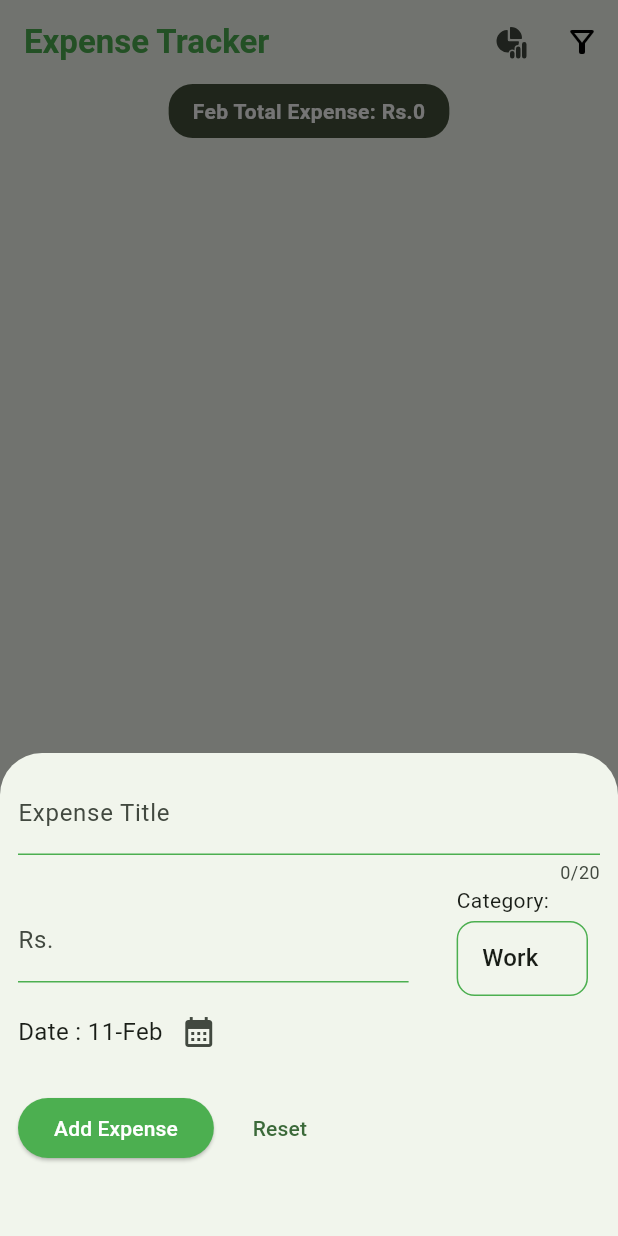
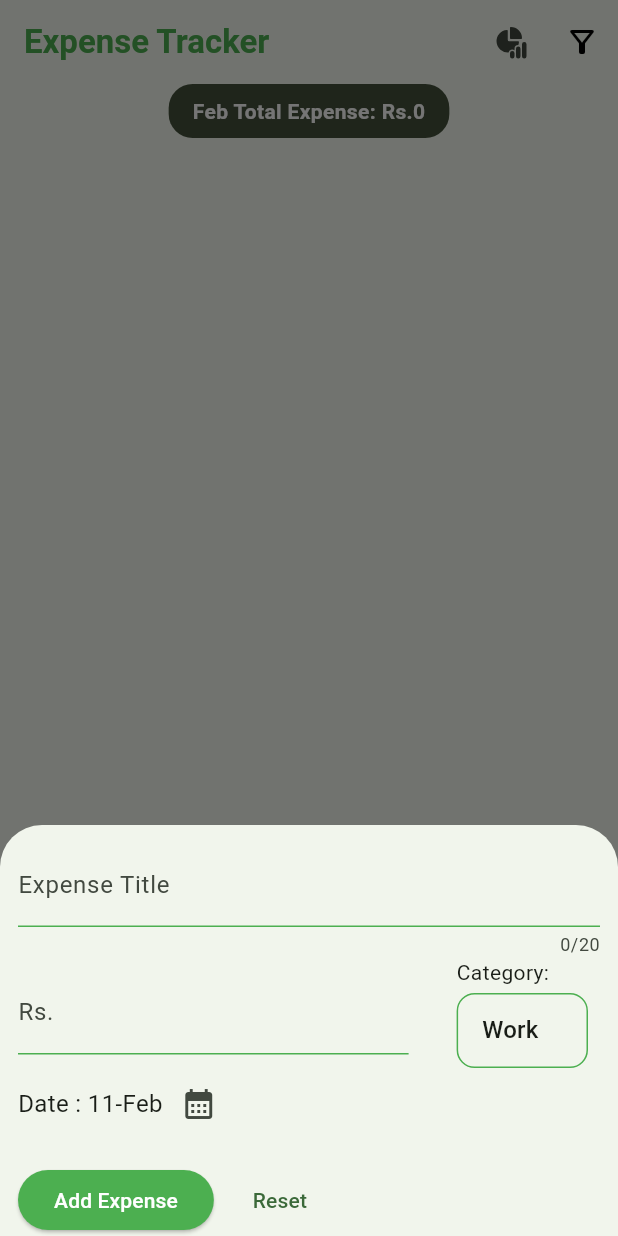
Before and after one commit to developersanjogbanthiya/expense_tracker, a Flutter app: the screen it shows after launch, after a tap on the "add" icon, on a phone screen of 412 x 824 dp. Run offline on Flutter 3.47's test engine with Material 3 defaults, Android fonts, the phone set to English and light mode, and no system bars; our stand-ins replace calendar_date_picker2, fl_chart, fluentui_system_icons, gap, hive, hive_flutter; accounts and stored records are empty.

Commit message:
code cleanup

```diff
--- a/lib/screens/filter_screen.dart
+++ b/lib/screens/filter_screen.dart
@@ -60,7 +60,8 @@ class FilterScreen extends StatelessWidget {
           ),
         ],
       ),
-      body: Padding(
+      body: SafeArea(
+        child: Padding(
           padding: const EdgeInsets.all(12.0),
           child: Column(
             children: [
@@ -205,6 +206,7 @@ class FilterScreen extends StatelessWidget {
             ],
           ),
         ),
+      ),
     );
   }
 }
--- a/lib/screens/front_screen.dart
+++ b/lib/screens/front_screen.dart
@@ -16,6 +16,7 @@ class FrontScreen extends StatelessWidget {
   Widget build(BuildContext context) {
     final expenseProvider = Provider.of<ExpenseProvider>(context, listen: false);
     return Scaffold(
+      resizeToAvoidBottomInset: false,
       appBar: AppBar(
         title: Text(
           'Expense Tracker',
@@ -68,6 +69,8 @@ class FrontScreen extends StatelessWidget {
       floatingActionButton: FloatingActionButton(
         onPressed: () {
           showModalBottomSheet(
+              isScrollControlled: true,
+              enableDrag: true,
               context: context,
               builder: (builder) {
                 return NewExpense();
--- a/lib/screens/new_expense.dart
+++ b/lib/screens/new_expense.dart
@@ -3,13 +3,17 @@ import 'package:expense_trackee/providers/expense_provider.dart';
 import 'package:flutter/material.dart';
 import 'package:flutter/services.dart';
 import 'package:gap/gap.dart';
-import 'package:hive_flutter/hive_flutter.dart';
 import 'package:intl/intl.dart';
 import 'package:provider/provider.dart';
 
-class NewExpense extends StatelessWidget {
-  NewExpense({super.key});
+class NewExpense extends StatefulWidget {
+  const NewExpense({super.key});
 
+  @override
+  State<NewExpense> createState() => _NewExpenseState();
+}
+
+class _NewExpenseState extends State<NewExpense> {
   final _formKey = GlobalKey<FormState>();
 
   final TextEditingController titleController = TextEditingController();
@@ -17,9 +21,9 @@ class NewExpense extends StatelessWidget {
   final TextEditingController expenseController = TextEditingController();
 
   final ValueNotifier<DateTime> _date = ValueNotifier<DateTime>(DateTime.now());
+
   DateTime? selectedDate;
-  @override
-  Widget build(BuildContext context) {
+
   void datePicker() async {
     final today = DateTime.now();
     final firstDate = DateTime(today.year - 1, today.month, today.day);
@@ -30,13 +34,12 @@ class NewExpense extends StatelessWidget {
       firstDate: firstDate, // The oldest date that can be choosed
       lastDate: DateTime.now(),
     );
+    if (selectedDate != null) {
       _date.value = selectedDate!;
     }
+  }
 
-    final expenseProvider = Provider.of<ExpenseProvider>(context, listen: true);
-    final heightKeyboard = MediaQuery.of(context).viewInsets.bottom;
-
-    void addExpense() {
+  void addExpense(ExpenseProvider expenseProvider) {
     if (_formKey.currentState!.validate()) {
       // Add the expense data
       _formKey.currentState!.save();
@@ -54,9 +57,15 @@ class NewExpense extends StatelessWidget {
     }
   }
 
-    return SingleChildScrollView(
+  @override
+  Widget build(BuildContext context) {
+    final expenseProvider = Provider.of<ExpenseProvider>(context, listen: false);
+    final heightKeyboard = MediaQuery.of(context).viewInsets.bottom;
+
+    return SafeArea(
+      child: SingleChildScrollView(
         child: Container(
-        padding: EdgeInsets.only(top: 12, right: 12, left: 12, bottom: heightKeyboard + 48),
+          padding: EdgeInsets.only(top: 12, right: 12, left: 12, bottom: heightKeyboard),
           child: Form(
             key: _formKey,
             child: Column(
@@ -174,7 +183,9 @@ class NewExpense extends StatelessWidget {
                   children: [
                     // Submit Button
                     ElevatedButton(
-                    onPressed: addExpense,
+                      onPressed: () {
+                        addExpense(expenseProvider);
+                      },
                       style: ElevatedButton.styleFrom(
                         backgroundColor: Colors.green,
                         foregroundColor: Colors.white,
@@ -197,6 +208,7 @@ class NewExpense extends StatelessWidget {
             ),
           ),
         ),
+      ),
     );
   }
 }
```
Also changed, not shown: 1 other file. Lines whose indentation alone changed are shown as unchanged.
